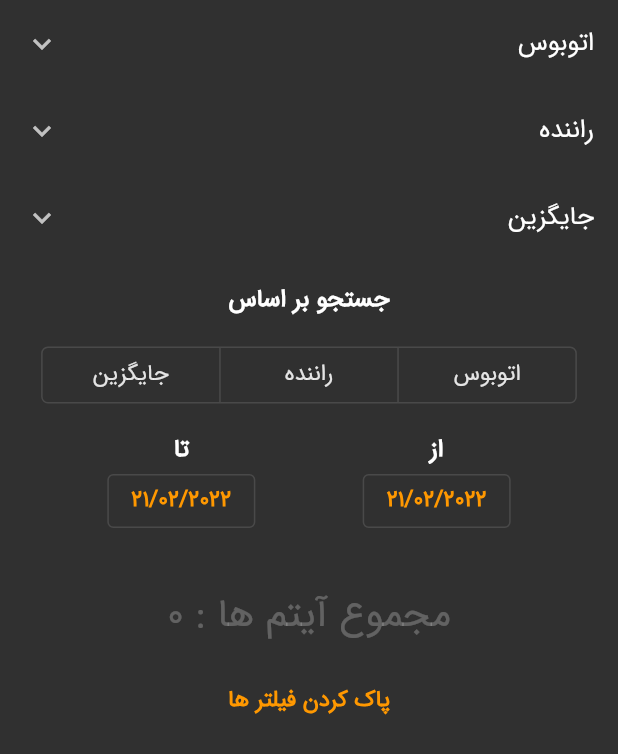
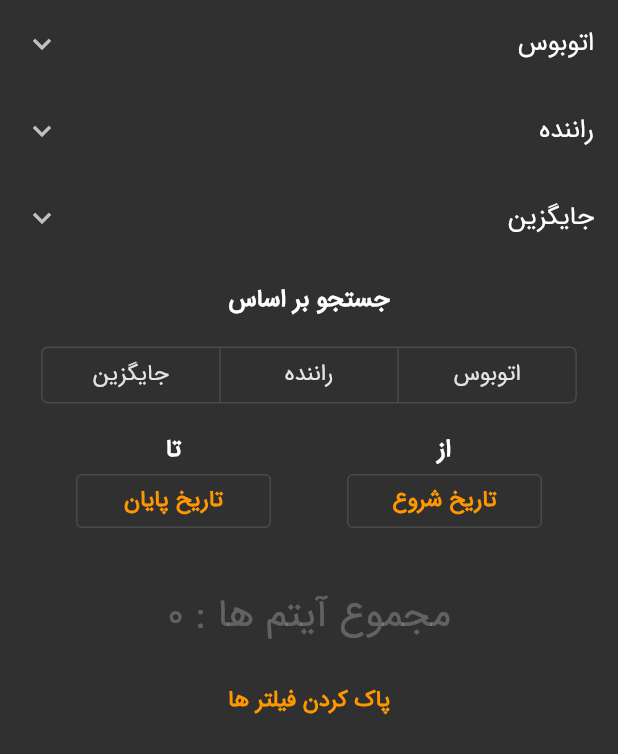
Before and after one commit to mrYasinHamidi/Bus-Information, a Flutter app: the FilterPage widget shown alone on an empty page, opened directly, on a phone screen of 412 x 824 dp. Shown: the top 754 px of the screen. Run offline on Flutter 3.47's test engine with Material 2 defaults, Android fonts, the phone set to English and light mode, and no system bars; our stand-ins replace backdrop, bloc, equatable, flutter_bloc, flutter_slidable, hive and 4 more; accounts and stored records are empty.

Commit message:
date picker

```diff
--- a/lib/application/bloc/filterTerms/filter_terms_bloc.dart
+++ b/lib/application/bloc/filterTerms/filter_terms_bloc.dart
@@ -3,6 +3,7 @@ import 'dart:async';
 import 'package:bloc/bloc.dart';
 import 'package:equatable/equatable.dart';
 import 'package:new_bus_information/application/models/bus/bus_status.dart';
+import 'package:new_bus_information/application/models/date/date.dart';
 import 'package:new_bus_information/application/models/driver/driver_status.dart';
 import 'package:new_bus_information/application/models/driver/shift_work.dart';
 import 'package:new_bus_information/application/models/search_condidate_type.dart';
@@ -18,6 +19,8 @@ class FilterTermsBloc extends Bloc<FilterTermsEvent, FilterTermsState> {
     on<SetDriverShiftCondidateEvent>(changeDriverShiftCondidate);
     on<SetSecondDriverStatusCondidateEvent>(changeSecondDriverStatusCondidate);
     on<SetSecondDriverShiftCondidateEvent>(changeSecondDriverShiftCondidate);
+    on<SetStartDate>(changeStartDate);
+    on<SetEndDate>(changeEndDate);
     on<ClearAllFiltersEvent>(clearAllFilters);
   }
 
@@ -88,6 +91,14 @@ class FilterTermsBloc extends Bloc<FilterTermsEvent, FilterTermsState> {
     }
   }
 
+  FutureOr<void> changeStartDate(SetStartDate event, Emitter<FilterTermsState> emit) {
+    emit(state.copyWith(startDate: event.date));
+  }
+
+  FutureOr<void> changeEndDate(SetEndDate event, Emitter<FilterTermsState> emit) {
+    emit(state.copyWith(endDate: event.date));
+  }
+
   FutureOr<void> clearAllFilters(ClearAllFiltersEvent event, Emitter<FilterTermsState> emit) {
     emit(FilterTermsState.initial());
   }
--- a/lib/application/bloc/filterTerms/filter_terms_event.dart
+++ b/lib/application/bloc/filterTerms/filter_terms_event.dart
@@ -1,3 +1,4 @@
+// ignore_for_file: public_member_api_docs, sort_constructors_first
 part of 'filter_terms_bloc.dart';
 
 abstract class FilterTermsEvent extends Equatable {
@@ -37,4 +38,17 @@ class SetSecondDriverShiftCondidateEvent extends FilterTermsEvent {
   const SetSecondDriverShiftCondidateEvent({required this.newShift});
 }
 
+class SetStartDate extends FilterTermsEvent {
+  final Date date;
+  const SetStartDate({
+    required this.date,
+  });
+}
+
+class SetEndDate extends FilterTermsEvent {
+  final Date date;
+
+  const SetEndDate({required this.date});
+}
+
 class ClearAllFiltersEvent extends FilterTermsEvent {}
--- a/lib/application/bloc/filterTerms/filter_terms_state.dart
+++ b/lib/application/bloc/filterTerms/filter_terms_state.dart
@@ -1,3 +1,4 @@
+// ignore_for_file: public_member_api_docs, sort_constructors_first
 part of 'filter_terms_bloc.dart';
 
 class FilterTermsState extends Equatable {
@@ -7,6 +8,8 @@ class FilterTermsState extends Equatable {
   final Set<ShiftWork> driverShiftCondidate;
   final Set<DriverStatus> secondDriverStatusCondidate;
   final Set<ShiftWork> secondDriverShiftCondidate;
+  final Date startDate;
+  final Date endDate;
 
   const FilterTermsState({
     required this.searchCondidates,
@@ -15,6 +18,8 @@ class FilterTermsState extends Equatable {
     required this.driverStatusCondidate,
     required this.secondDriverShiftCondidate,
     required this.secondDriverStatusCondidate,
+    required this.startDate,
+    required this.endDate,
   });
 
   factory FilterTermsState.initial() {
@@ -25,6 +30,8 @@ class FilterTermsState extends Equatable {
       driverStatusCondidate: {},
       secondDriverShiftCondidate: {},
       secondDriverStatusCondidate: {},
+      endDate: Date.zero(),
+      startDate: Date.zero(),
     );
   }
 
@@ -36,6 +43,8 @@ class FilterTermsState extends Equatable {
         driverShiftCondidate,
         secondDriverStatusCondidate,
         secondDriverShiftCondidate,
+        startDate,
+        endDate,
       ];
 
   FilterTermsState copyWith({
@@ -45,6 +54,8 @@ class FilterTermsState extends Equatable {
     Set<ShiftWork>? driverShiftCondidate,
     Set<DriverStatus>? secondDriverStatusCondidate,
     Set<ShiftWork>? secondDriverShiftCondidate,
+    Date? startDate,
+    Date? endDate,
   }) {
     return FilterTermsState(
       searchCondidates: searchCondidates ?? this.searchCondidates,
@@ -53,6 +64,8 @@ class FilterTermsState extends Equatable {
       driverShiftCondidate: driverShiftCondidate ?? this.driverShiftCondidate,
       secondDriverStatusCondidate: secondDriverStatusCondidate ?? this.secondDriverStatusCondidate,
       secondDriverShiftCondidate: secondDriverShiftCondidate ?? this.secondDriverShiftCondidate,
+      startDate: startDate ?? this.startDate,
+      endDate: endDate ?? this.endDate,
     );
   }
 }
--- /dev/null
+++ b/lib/application/models/date/date.dart
@@ -0,0 +1,56 @@
+class Date {
+  final int year;
+  final int month;
+  final int day;
+
+  const Date({
+    required this.year,
+    required this.month,
+    required this.day,
+  });
+
+  factory Date.fromDateTime(DateTime? dateTime) {
+    if (dateTime == null) return Date.zero();
+    return Date(year: dateTime.year, month: dateTime.month, day: dateTime.day);
+  }
+
+  const Date.zero()
+      : year = 0,
+        month = 1,
+        day = 1;
+
+  DateTime toDatetime() {
+    return DateTime(year, month, day);
+  }
+
+  bool isZero() => year == 0 && month == 1 && day == 1;
+
+  bool isAfter(Date other) {
+    return hashCode > other.hashCode;
+  }
+
+  bool isAfterOrEqual(Date other) {
+    return hashCode > other.hashCode;
+  }
+
+  bool isBefore(Date other) {
+    return hashCode < other.hashCode;
+  }
+
+  bool isBeforeOrEqual(Date other) {
+    return hashCode <= other.hashCode;
+  }
+
+  @override
+  int get hashCode => year + month + day;
+
+  @override
+  bool operator ==(Object other) {
+    return hashCode == other.hashCode;
+  }
+
+  @override
+  String toString() {
+    return '$day / $month / $year';
+  }
+}
--- a/lib/application/pages/filter_page.dart
+++ b/lib/application/pages/filter_page.dart
@@ -1,9 +1,11 @@
 import 'package:flutter/material.dart';
+import 'package:flutter/rendering.dart';
 import 'package:flutter_bloc/flutter_bloc.dart';
 import 'package:new_bus_information/application/bloc/filterTerms/filter_terms_bloc.dart';
 import 'package:new_bus_information/application/cubit/filterProp/filter_prop_cubit.dart';
 import 'package:new_bus_information/application/cubit/theme/theme_cubit.dart';
 import 'package:new_bus_information/application/models/bus/bus_status.dart';
+import 'package:new_bus_information/application/models/date/date.dart';
 import 'package:new_bus_information/application/models/driver/driver_status.dart';
 import 'package:new_bus_information/application/models/driver/shift_work.dart';
 import 'package:new_bus_information/application/models/search_condidate_type.dart';
@@ -32,6 +34,10 @@ class FilterPage extends StatelessWidget {
     );
   }
 
+  BoxConstraints _buttonConstraints() {
+    return const BoxConstraints(minWidth: 130);
+  }
+
   FilterTermsBloc _bloc(BuildContext context) {
     return context.read<FilterTermsBloc>();
   }
@@ -47,6 +53,7 @@ class FilterPage extends StatelessWidget {
     final EdgeInsets sideSpace = EdgeInsets.symmetric(horizontal: size.width * 0.07);
 
     final ButtonStyle buttonStyle = _buttonStyle();
+    final BoxConstraints buttonConstraints = _buttonConstraints();
 
     final ScrollController controller = ScrollController();
     return ListView(
@@ -171,20 +178,35 @@ class FilterPage extends StatelessWidget {
             Column(
               children: [
                 _title(S.of(context).from),
-                OutlinedButton(
-                  onPressed: () {},
-                  style: buttonStyle,
-                  child: const Text('21/02/2022'),
+                ConstrainedBox(
+                  constraints: buttonConstraints,
+                  child: OutlinedButton(
+                    onPressed: () async {
+                      Date date = Date.fromDateTime(await getDateTime(
+                        context,
+                        state.startDate,
+                      ));
+                      _bloc(context).add(SetStartDate(date: date));
+                    },
+                    style: buttonStyle,
+                    child: Text(state.startDate.isZero() ? S.of(context).startDate : state.startDate.toString()),
+                  ),
                 ),
               ],
             ),
             Column(
               children: [
                 _title(S.of(context).to),
-                OutlinedButton(
-                  onPressed: () {},
-                  style: buttonStyle,
-                  child: const Text('21/02/2022'),
+                ConstrainedBox(
+                  constraints: buttonConstraints,
+                  child: OutlinedButton(
+                    onPressed: () async {
+                      Date date = Date.fromDateTime(await getDateTime(context, state.endDate));
+                      _bloc(context).add(SetEndDate(date: date));
+                    },
+                    style: buttonStyle,
+                    child: Text(state.endDate.isZero() ? S.of(context).endDate : state.endDate.toString()),
+                  ),
                 ),
               ],
             ),
@@ -212,4 +234,18 @@ class FilterPage extends StatelessWidget {
       ],
     );
   }
+
+  Future<DateTime?> getDateTime(
+    BuildContext context,
+    Date initDate, {
+    Date start = const Date.zero(),
+    Date end = const Date.zero(),
+  }) {
+    return showDatePicker(
+      context: context,
+      initialDate: initDate.isZero() ? DateTime.now() : initDate.toDatetime(),
+      firstDate: start.isZero() ? DateTime.fromMillisecondsSinceEpoch(0) : start.toDatetime(),
+      lastDate: start.isZero() ? DateTime.now() : start.toDatetime(),
+    );
+  }
 }
--- a/lib/application/widgets/shake_widget.dart
+++ b/lib/application/widgets/shake_widget.dart
@@ -27,6 +27,7 @@ class ShakeWidget extends StatefulWidget {
   final Duration shakeDuration;
 
   @override
+  // ignore: no_logic_in_create_state
   ShakeWidgetState createState() => ShakeWidgetState(shakeDuration);
 }
 
--- a/lib/l10n/intl_en.arb
+++ b/lib/l10n/intl_en.arb
@@ -40,5 +40,7 @@
   "deleteWarning": "Do you wanna delete this item ?",
   "yes": "Yes",
   "no": "No",
-  "totalCount": "Total Count : {count}"
+  "totalCount": "Total Count : {count}",
+  "startDate": "Start Date",
+  "endDate": "End Date"
 }
--- a/lib/l10n/intl_fa.arb
+++ b/lib/l10n/intl_fa.arb
@@ -40,5 +40,7 @@
   "deleteWarning": "آیا مایل به حذف این مورد هستید ؟",
   "yes": "بله",
   "no": "خیر",
-  "totalCount": "مجموع آیتم ها : {count}"
+  "totalCount": "مجموع آیتم ها : {count}",
+  "startDate": "تاریخ شروع",
+  "endDate": "تاریخ پایان"
 }
```
Also changed, not shown: lib/application/cubit/filterProp/filter_prop_cubit.dart (+15 -0 lines), lib/generated/intl/messages_en.dart, lib/generated/intl/messages_fa.dart, lib/generated/l10n.dart.
